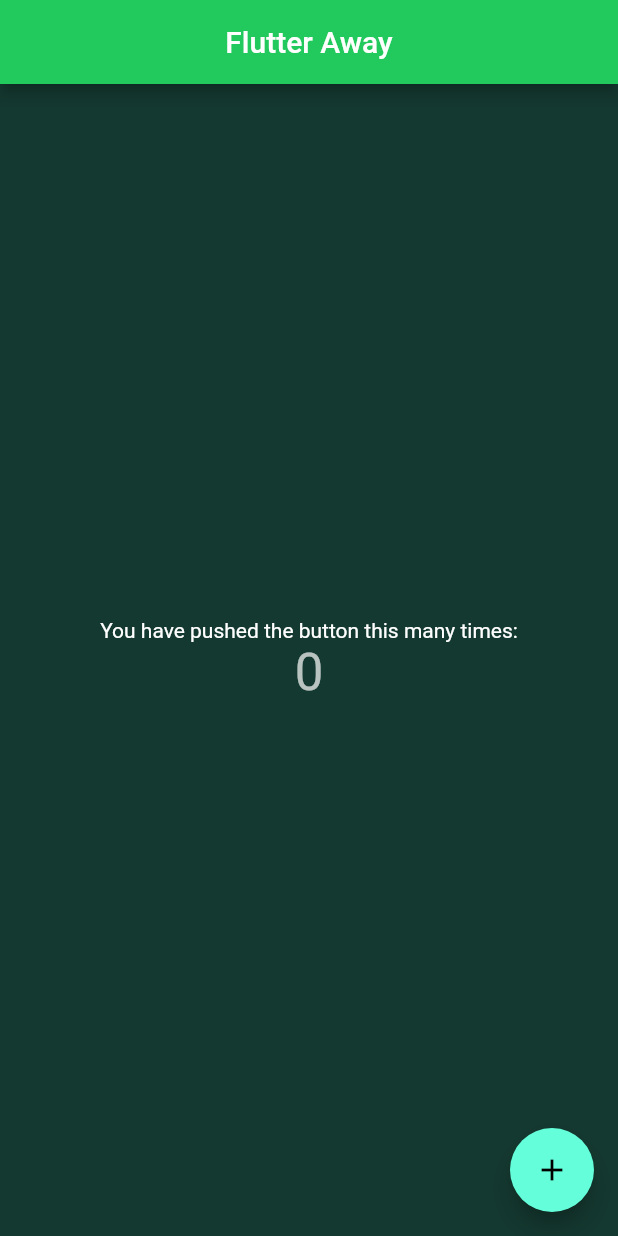
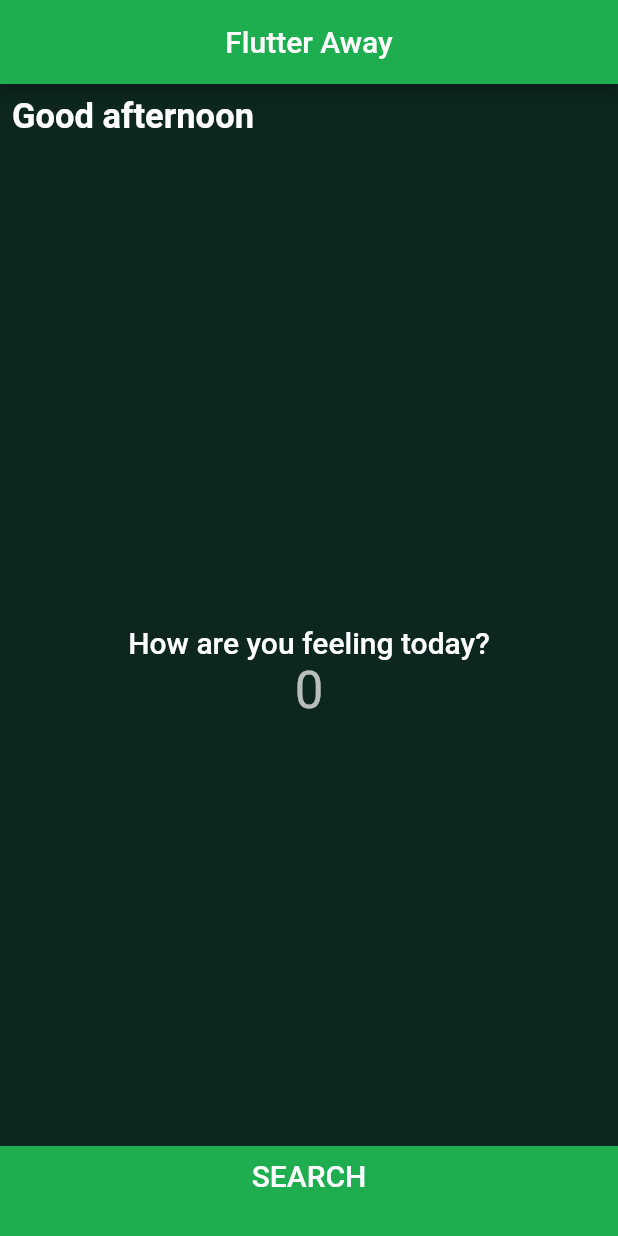
Before and after one commit to VaishakAnand/Hack-Roll-2021-, a Flutter app: the screen it shows after launch, on a phone screen of 412 x 824 dp. Run offline on Flutter 3.47's test engine with Material 2 defaults, Android fonts, the phone set to English and light mode, and no system bars; missing offline and left inert: sentiment_dart.

Commit message:
Modify home page

```diff
--- /dev/null
+++ b/lib/bottom_button.dart
@@ -0,0 +1,31 @@
+import 'package:flutter/material.dart';
+
+class BottomButton extends StatelessWidget {
+  BottomButton({@required this.onTap, @required this.buttonTitle});
+
+  final Function onTap;
+  final String buttonTitle;
+
+  @override
+  Widget build(BuildContext context) {
+    return GestureDetector(
+      onTap: onTap,
+      child: Container(
+        child: Center(
+          child: Text(
+            buttonTitle,
+            style: TextStyle(
+              fontSize: 20.0,
+              fontWeight: FontWeight.w500,
+            ),
+          ),
+        ),
+        color: Color(0xFF1eae50),
+        margin: EdgeInsets.only(top: 10.0),
+        padding: EdgeInsets.only(bottom: 20.0),
+        width: double.infinity,
+        height: 60.0,
+      ),
+    );
+  }
+}
--- a/lib/landing.dart
+++ b/lib/landing.dart
@@ -1,4 +1,5 @@
 import 'package:flutter/material.dart';
+import 'bottom_button.dart';
 
 class LandingPage extends StatefulWidget {
   @override
@@ -23,12 +24,34 @@ class _LandingPageState extends State<LandingPage> {
         ),
         centerTitle: true,
       ),
-      body: Center(
+      body: Column(
+        crossAxisAlignment: CrossAxisAlignment.stretch,
+        children: <Widget>[
+          Expanded(
+            child: Padding(
+              padding: const EdgeInsets.all(8.0),
+              child: Container(
+                child: Text(
+                  'Good afternoon',
+                  style: TextStyle(
+                    fontSize: 23.0,
+                    fontWeight: FontWeight.w700,
+                  ),
+                ),
+              ),
+            ),
+          ),
+          Expanded(
+            flex: 7,
             child: Column(
               mainAxisAlignment: MainAxisAlignment.center,
               children: <Widget>[
                 Text(
-              'You have pushed the button this many times:',
+                  'How are you feeling today?',
+                  style: TextStyle(
+                    fontSize: 20.0,
+                    fontWeight: FontWeight.w500,
+                  ),
                 ),
                 Text(
                   '$_counter',
@@ -37,10 +60,18 @@ class _LandingPageState extends State<LandingPage> {
               ],
             ),
           ),
-      floatingActionButton: FloatingActionButton(
-        onPressed: _incrementCounter,
-        tooltip: 'Increment',
-        child: Icon(Icons.add),
+          BottomButton(
+            buttonTitle: 'SEARCH',
+            onTap: () {
+              // Navigator.push(
+              //   context,
+              //   MaterialPageRoute(
+              //     builder: (context) => ResultsPage(),
+              //   ),
+              // );
+            },
+          ),
+        ],
       ),
     );
   }
--- a/lib/main.dart
+++ b/lib/main.dart
@@ -11,8 +11,8 @@ class MyApp extends StatelessWidget {
     return MaterialApp(
       title: 'Flutter Away',
       theme: ThemeData.dark().copyWith(
-        primaryColor: Color(0xFF22C95C),
-        scaffoldBackgroundColor: Color(0xFF143930),
+        primaryColor: Color(0xFF1eae50),
+        scaffoldBackgroundColor: Color(0xFF0d2620),
         visualDensity: VisualDensity.adaptivePlatformDensity,
       ),
       home: LandingPage(),
```
Also changed, not shown: pubspec.lock. Lines whose indentation alone changed are shown as unchanged.
